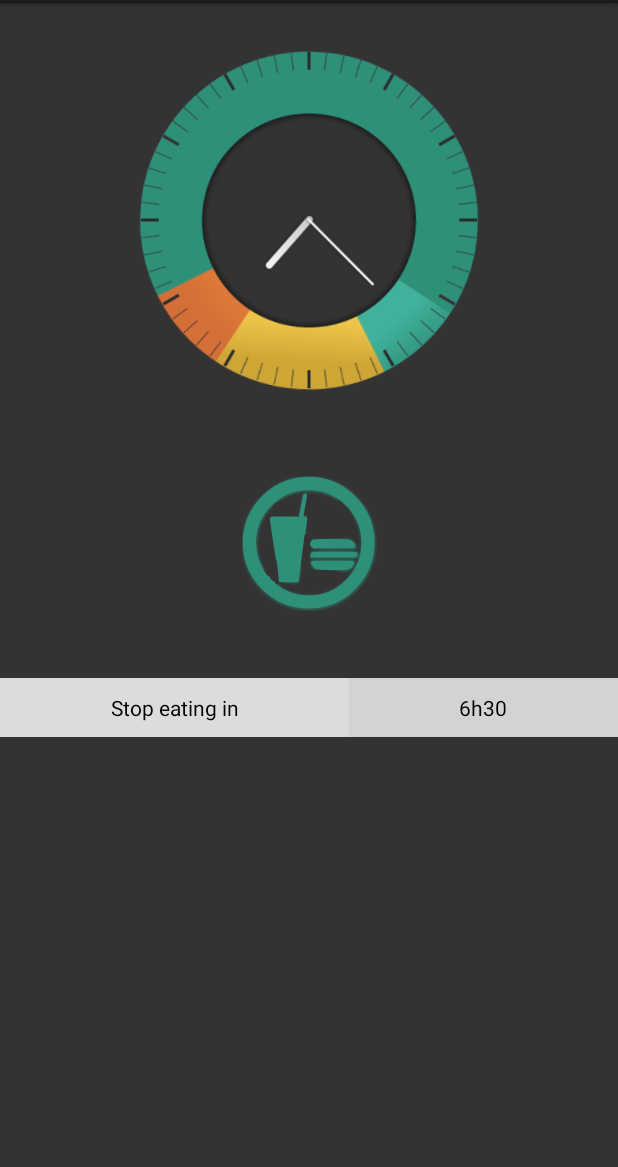
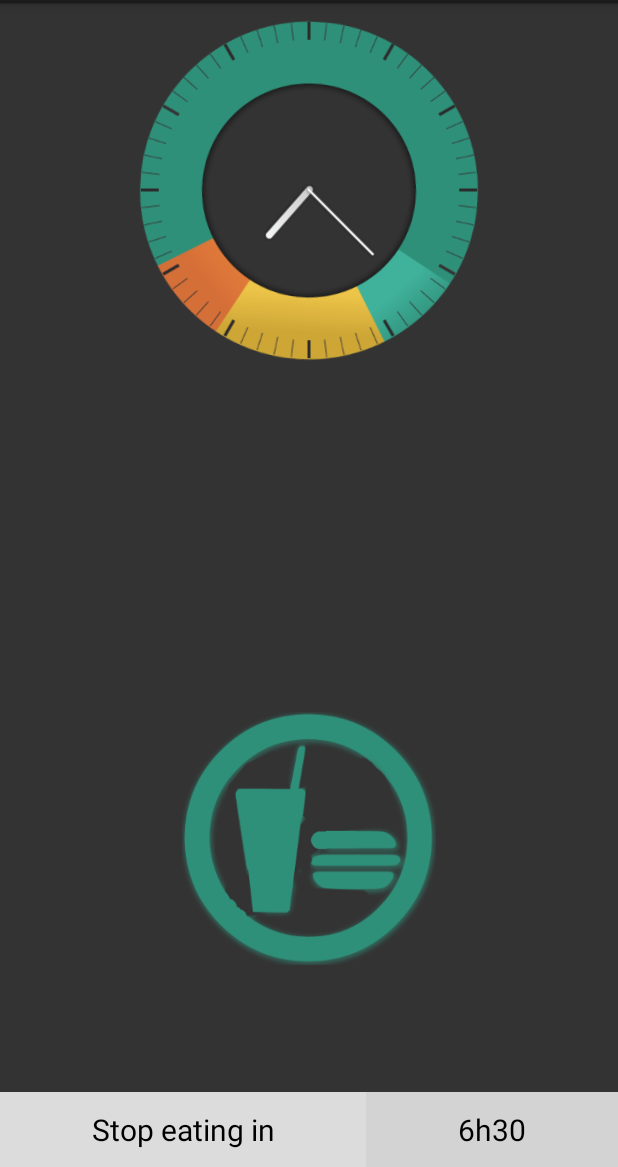
Before and after one commit to jtournie/NiTrack, an Android app: the screen it shows after launch (DashboardActivity), on a phone screen of 412 x 824 dp, the part 69-1236 px from its top. Run offline under Robolectric (Android 15) with nearby library versions, the phone set to English and light mode, and no system bars.

Commit message:
Make the dashboard layout adaptable to all sizes

```diff
--- a/app/src/main/res/layout/activity_dashboard.xml
+++ b/app/src/main/res/layout/activity_dashboard.xml
@@ -1,11 +1,17 @@
-<RelativeLayout xmlns:android="http://schemas.android.com/apk/res/android"
-    xmlns:tools="http://schemas.android.com/tools"
+<?xml version="1.0" encoding="utf-8"?>
+<LinearLayout xmlns:android="http://schemas.android.com/apk/res/android"
+    android:orientation="vertical"
     android:layout_width="match_parent"
     android:layout_height="match_parent"
-    android:orientation="vertical"
     android:background="#ff333333">
 
-
+    <LinearLayout
+        android:layout_width="match_parent"
+        android:layout_height="match_parent"
+        android:layout_weight="1">
+        <RelativeLayout
+            android:layout_width="match_parent"
+            android:layout_height="match_parent">
             <ImageView
                 android:id="@+id/ClockBackground"
                 android:layout_width="match_parent"
@@ -14,7 +20,6 @@
                 android:scaleX="1"
                 android:scaleY="1"
                 android:layout_weight="1"
-        android:layout_marginTop="20dp"
                 />
 
             <AnalogClock
@@ -25,14 +30,17 @@
                 android:dial="@drawable/clock_minutes"
                 android:hand_hour="@drawable/clock_hands"
                 android:hand_minute="@drawable/clock_hand_minute"
-        android:layout_marginTop="20dp"
                 android:scaleX="1"
                 android:scaleY="1"
-        android:layout_weight="1"
-        />
+                android:layout_weight="1" />
+        </RelativeLayout>
+    </LinearLayout>
 
-
-
+    <LinearLayout
+        android:layout_width="match_parent"
+        android:layout_height="match_parent"
+        android:orientation="vertical"
+        android:layout_weight="1">
         <ImageView
             android:id="@+id/ImageCurrentState"
             android:layout_width="match_parent"
@@ -45,36 +53,38 @@
             android:layout_weight="1"
             />
 
-
-
         <TableLayout
-        android:layout_width="wrap_content"
+            android:layout_width="fill_parent"
             android:layout_height="wrap_content"
-        android:layout_below="@id/ImageCurrentState"
-        android:layout_weight="1"
             android:layout_alignLeft="@id/Clock"
             android:layout_alignRight="@id/Clock"
             android:layout_marginTop="0dp"
             android:layout_alignParentBottom="true"
-        android:layout_centerVertical="true">
+            android:layout_centerVertical="true"
+            android:layout_gravity="bottom"
+            android:id="@+id/tableLayout">
             <TableRow
                 android:id="@+id/tableRow1"
                 android:layout_gravity="center_horizontal"
                 android:layout_height="wrap_content"
+                android:layout_alignParentBottom="true"
                 android:layout_width="wrap_content">
                 <TextView
                     android:id="@+id/TextRemainingTimeTitle" android:text="Start eating in"
                     android:layout_weight="1" android:background="#dcdcdc"
                     android:textColor="#000000"
-                android:padding="10dip" android:gravity="center"/>
+                    android:gravity="center"
+                    android:layout_height="50dp"
+                    android:textSize="@dimen/dash_remaining_time_title" />
                 <TextView
                     android:id="@+id/TextRemainingTimeValue" android:text="0h23"
                     android:layout_weight="1" android:background="#d3d3d3"
                     android:textColor="#000000"
-                android:padding="10dip" android:gravity="center"/>
+                    android:gravity="center"
+                    android:layout_height="50dp"
+                    android:textSize="@dimen/dash_remaining_time_value" />
             </TableRow>
         </TableLayout>
+    </LinearLayout>
 
-
-
-</RelativeLayout>
+</LinearLayout>
--- a/app/src/main/res/values/dimens.xml
+++ b/app/src/main/res/values/dimens.xml
@@ -2,4 +2,6 @@
     <!-- Default screen margins, per the Android Design guidelines. -->
     <dimen name="activity_horizontal_margin">16dp</dimen>
     <dimen name="activity_vertical_margin">16dp</dimen>
+    <dimen name="dash_remaining_time_title">20dp</dimen>
+    <dimen name="dash_remaining_time_value">20dp</dimen>
 </resources>
```
Lines whose indentation alone changed are shown as unchanged.
